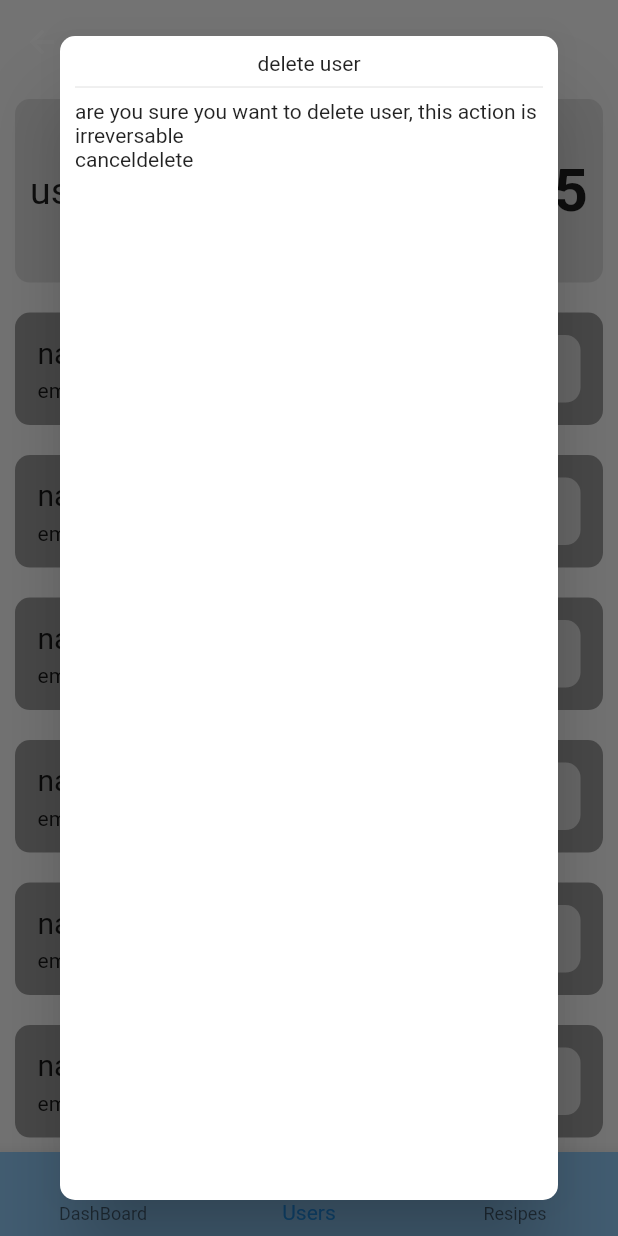
After one commit to abdetaterefe/rabegn_old, a Flutter app: the AdminRoute screen opened by its route, item 2 of the bottom bar chosen, after a tap on the "delete" icon, on a phone screen of 412 x 824 dp. The commit adds this screen. Run offline on Flutter 3.47's test engine with Material 2 defaults, Android fonts, the phone set to English and light mode, and no system bars; our stand-ins replace cached_network_image, cloud_firestore, firebase_auth, firebase_core, form_field_validator, shared_preferences; accounts and stored records are empty.

Commit message:
a fully working dark theme and it remembers the theme, the last commit doesnt and i also built admin dashboard ui

```diff
--- /dev/null
+++ b/lib/screens/admin_dashboards/dashboard.dart
@@ -0,0 +1,179 @@
+import 'package:flutter/material.dart';
+
+class DashBoard extends StatefulWidget {
+  const DashBoard({Key? key}) : super(key: key);
+
+  @override
+  State<DashBoard> createState() => _DashBoardState();
+}
+
+class _DashBoardState extends State<DashBoard> {
+  @override
+  Widget build(BuildContext context) {
+    return Scaffold(
+      appBar: AppBar(
+        title: const Text(
+          'welcome boss',
+          style: TextStyle(
+            fontSize: 20,
+            fontWeight: FontWeight.bold,
+          ),
+        ),
+        backgroundColor: Colors.transparent,
+        elevation: 0,
+        actions: [
+          IconButton(
+            onPressed: () {},
+            icon: const Icon(Icons.logout),
+          ),
+        ],
+      ),
+      body: SafeArea(
+        child: Padding(
+          padding: const EdgeInsets.symmetric(horizontal: 10),
+          child: Column(
+            children: [
+              Expanded(
+                child: Padding(
+                  padding: const EdgeInsets.symmetric(vertical: 10),
+                  child: Container(
+                    padding: const EdgeInsets.all(10),
+                    decoration: BoxDecoration(
+                      color: Colors.grey[300],
+                      borderRadius: BorderRadius.circular(10),
+                    ),
+                    width: MediaQuery.of(context).size.width,
+                    child: Column(
+                      crossAxisAlignment: CrossAxisAlignment.start,
+                      children: [
+                        const Text(
+                          'requests',
+                          style: TextStyle(fontSize: 25),
+                        ),
+                        const SizedBox(
+                          height: 10,
+                        ),
+                        const Spacer(),
+                        Row(
+                          mainAxisAlignment: MainAxisAlignment.spaceBetween,
+                          children: [
+                            Column(
+                              children: const [
+                                Text(
+                                  'monthly',
+                                  style: TextStyle(
+                                    fontSize: 25,
+                                  ),
+                                ),
+                                Text(
+                                  '145',
+                                  style: TextStyle(
+                                    fontSize: 40,
+                                    fontWeight: FontWeight.bold,
+                                  ),
+                                ),
+                              ],
+                            ),
+                            Column(
+                              children: const [
+                                Text(
+                                  'daily',
+                                  style: TextStyle(
+                                    fontSize: 25,
+                                  ),
+                                ),
+                                Text(
+                                  '14',
+                                  style: TextStyle(
+                                    fontSize: 40,
+                                    fontWeight: FontWeight.bold,
+                                  ),
+                                ),
+                              ],
+                            ),
+                          ],
+                        ),
+                      ],
+                    ),
+                  ),
+                ),
+              ),
+              Expanded(
+                child: Padding(
+                  padding: const EdgeInsets.symmetric(vertical: 10),
+                  child: Container(
+                    padding: const EdgeInsets.all(10),
+                    decoration: BoxDecoration(
+                      color: Colors.grey[300],
+                      borderRadius: BorderRadius.circular(10),
+                    ),
+                    width: MediaQuery.of(context).size.width,
+                    child: Column(
+                      crossAxisAlignment: CrossAxisAlignment.start,
+                      children: const [
+                        Text(
+                          'users',
+                          style: TextStyle(fontSize: 25),
+                        ),
+                        SizedBox(
+                          height: 10,
+                        ),
+                        Spacer(),
+                        Align(
+                          alignment: Alignment.bottomRight,
+                          child: Text(
+                            '145',
+                            style: TextStyle(
+                              fontSize: 40,
+                              fontWeight: FontWeight.bold,
+                            ),
+                          ),
+                        ),
+                      ],
+                    ),
+                  ),
+                ),
+              ),
+              Expanded(
+                child: Padding(
+                  padding: const EdgeInsets.symmetric(vertical: 10),
+                  child: Container(
+                    padding: const EdgeInsets.all(10),
+                    decoration: BoxDecoration(
+                      color: Colors.grey[300],
+                      borderRadius: BorderRadius.circular(10),
+                    ),
+                    width: MediaQuery.of(context).size.width,
+                    child: Column(
+                      crossAxisAlignment: CrossAxisAlignment.start,
+                      children: const [
+                        Text(
+                          'recipes',
+                          style: TextStyle(fontSize: 25),
+                        ),
+                        SizedBox(
+                          height: 10,
+                        ),
+                        Spacer(),
+                        Align(
+                          alignment: Alignment.bottomRight,
+                          child: Text(
+                            '17',
+                            style: TextStyle(
+                              fontSize: 40,
+                              fontWeight: FontWeight.bold,
+                            ),
+                          ),
+                        ),
+                      ],
+                    ),
+                  ),
+                ),
+              ),
+            ],
+          ),
+        ),
+      ),
+    );
+  }
+}
--- /dev/null
+++ b/lib/screens/admin_dashboards/users_dashboard.dart
@@ -0,0 +1,168 @@
+import 'package:flutter/material.dart';
+
+class UsersDashBoard extends StatefulWidget {
+  const UsersDashBoard({Key? key}) : super(key: key);
+
+  @override
+  State<UsersDashBoard> createState() => _UsersDashBoardState();
+}
+
+class _UsersDashBoardState extends State<UsersDashBoard> {
+  @override
+  Widget build(BuildContext context) {
+    return Scaffold(
+      appBar: AppBar(
+        title: const Text(
+          'user',
+          style: TextStyle(
+            fontSize: 20,
+            fontWeight: FontWeight.bold,
+          ),
+        ),
+        backgroundColor: Colors.transparent,
+        elevation: 0,
+      ),
+      body: SafeArea(
+        child: Padding(
+          padding: const EdgeInsets.symmetric(horizontal: 10),
+          child: Column(
+            children: [
+              Expanded(
+                flex: 1,
+                child: Padding(
+                  padding: const EdgeInsets.symmetric(vertical: 10),
+                  child: Container(
+                    padding: const EdgeInsets.all(10),
+                    decoration: BoxDecoration(
+                      color: Colors.grey[300],
+                      borderRadius: BorderRadius.circular(10),
+                    ),
+                    width: MediaQuery.of(context).size.width,
+                    child: Row(
+                      crossAxisAlignment: CrossAxisAlignment.center,
+                      children: const [
+                        Text(
+                          'users',
+                          style: TextStyle(fontSize: 25),
+                        ),
+                        SizedBox(
+                          height: 10,
+                        ),
+                        Spacer(),
+                        Text(
+                          '145',
+                          style: TextStyle(
+                            fontSize: 40,
+                            fontWeight: FontWeight.bold,
+                          ),
+                        ),
+                      ],
+                    ),
+                  ),
+                ),
+              ),
+              Expanded(
+                flex: 4,
+                child: ListView.builder(
+                  shrinkWrap: true,
+                  scrollDirection: Axis.vertical,
+                  itemCount: 15,
+                  physics: const ScrollPhysics(parent: null),
+                  itemBuilder: (context, index) {
+                    return Padding(
+                      padding: const EdgeInsets.symmetric(vertical: 10),
+                      child: Container(
+                        padding: const EdgeInsets.all(15),
+                        height: 75,
+                        decoration: BoxDecoration(
+                          color: Colors.grey,
+                          borderRadius: BorderRadius.circular(10),
+                        ),
+                        width: MediaQuery.of(context).size.width,
+                        child: Row(
+                          children: [
+                            Column(
+                              crossAxisAlignment: CrossAxisAlignment.start,
+                              mainAxisAlignment: MainAxisAlignment.spaceBetween,
+                              children: const [
+                                Text(
+                                  'name',
+                                  style: TextStyle(fontSize: 20),
+                                ),
+                                Text('email address of user')
+                              ],
+                            ),
+                            const Spacer(),
+                            Container(
+                              decoration: BoxDecoration(
+                                color: Colors.grey[300],
+                                borderRadius: BorderRadius.circular(10),
+                              ),
+                              child: IconButton(
+                                color: Colors.blue,
+                                onPressed: () {},
+                                icon: const Icon(Icons.edit),
+                              ),
+                            ),
+                            const SizedBox(
+                              width: 10,
+                            ),
+                            Container(
+                              decoration: BoxDecoration(
+                                color: Colors.grey[300],
+                                borderRadius: BorderRadius.circular(10),
+                              ),
+                              child: IconButton(
+                                color: Colors.red,
+                                onPressed: () {
+                                  showDialog(
+                                    context: context,
+                                    builder: (context) {
+                                      return Dialog(
+                                        shape: RoundedRectangleBorder(
+                                          borderRadius:
+                                              BorderRadius.circular(10),
+                                        ),
+                                        child: Container(
+                                          padding: const EdgeInsets.all(10),
+                                          child: Column(
+                                            children: [
+                                              const Text('delete user'),
+                                              const Divider(),
+                                              const Text(
+                                                'are you sure you want to delete user, this action is irreversable',
+                                              ),
+                                              Container(
+                                                alignment:
+                                                    Alignment.centerRight,
+                                                child: Row(
+                                                  children: const [
+                                                    Text('cancel'),
+                                                    Text('delete')
+                                                  ],
+                                                ),
+                                              ),
+                                            ],
+                                          ),
+                                        ),
+                                      );
+                                    },
+                                  );
+                                },
+                                icon: const Icon(Icons.delete),
+                              ),
+                            ),
+                          ],
+                        ),
+                      ),
+                    );
+                  },
+                ),
+              ),
+            ],
+          ),
+        ),
+      ),
+    );
+  }
+}
--- /dev/null
+++ b/lib/screens/admin_route.dart
@@ -0,0 +1,47 @@
+import 'package:flutter/material.dart';
+import 'package:rabegn/screens/admin_dashboards/dashboard.dart';
+import 'package:rabegn/screens/admin_dashboards/recipe_dashboard.dart';
+import 'package:rabegn/screens/admin_dashboards/users_dashboard.dart';
+
+class AdminRoute extends StatefulWidget {
+  @override
+  State<AdminRoute> createState() => _AdminRouteState();
+}
+
+class _AdminRouteState extends State<AdminRoute> {
+  int _currentIndex = 0;
+
+  List pages = [
+    const DashBoard(),
+    const UsersDashBoard(),
+    const RecipesDashBoard(),
+  ];
+
+  @override
+  Widget build(BuildContext context) {
+    return Scaffold(
+      body: pages[_currentIndex],
+      bottomNavigationBar: BottomNavigationBar(
+        backgroundColor: Theme.of(context).backgroundColor,
+        onTap: (value) {
+          setState(() => _currentIndex = value);
+        },
+        currentIndex: _currentIndex,
+        items: const [
+          BottomNavigationBarItem(
+            label: "DashBoard",
+            icon: Icon(Icons.dashboard),
+          ),
+          BottomNavigationBarItem(
+            label: "Users",
+            icon: Icon(Icons.people),
+          ),
+          BottomNavigationBarItem(
+            label: "Resipes",
+            icon: Icon(Icons.outdoor_grill),
+          ),
+        ],
+      ),
+    );
+  }
+}
--- a/lib/services/admin_validator.dart
+++ b/lib/services/admin_validator.dart
@@ -3,7 +3,7 @@ import 'dart:async';
 import 'package:cloud_firestore/cloud_firestore.dart';
 import 'package:firebase_auth/firebase_auth.dart';
 import 'package:flutter/material.dart';
-import 'package:rabegn/screens/admin_profile.dart';
+import 'package:rabegn/screens/admin_route.dart';
 import 'package:rabegn/screens/main_screen.dart';
 
 class AdminValidator extends StatefulWidget {
@@ -38,7 +38,7 @@ class _AdminValidatorState extends State<AdminValidator> {
     if (role == 'user') {
       navigateNext(const MainScreen());
     } else if (role == 'admin') {
-      navigateNext(const AdminProfileScreen());
+      navigateNext(AdminRoute());
     }
   }
 
--- a/lib/shared_preference_helper.dart
+++ /dev/null
@@ -1,24 +0,0 @@
-import 'package:shared_preferences/shared_preferences.dart';
-
-class SharedPreferenceHelper {
-  Future<SharedPreferences>? _sharedPreference;
-  static const String is_dark_mode = "is_dark_mode";
-  static const String language_code = "language_code";
-
-  SharedPreferenceHelper() {
-    _sharedPreference = SharedPreferences.getInstance();
-  }
-
-  //Theme module
-  Future<void> changeTheme(bool value) {
-    return _sharedPreference!.then((prefs) {
-      return prefs.setBool(is_dark_mode, value);
-    });
-  }
-
-  Future<bool> get isDarkMode {
-    return _sharedPreference!.then((prefs) {
-      return prefs.getBool(is_dark_mode) ?? false;
-    });
-  }
-}
--- /dev/null
+++ b/lib/themes/themes.dart
@@ -0,0 +1,30 @@
+import 'package:flutter/material.dart';
+
+//LightTheme
+ThemeData lightTheme = ThemeData(
+  brightness: Brightness.light,
+  primaryColor: Colors.white,
+  textTheme: lightTextTheme,
+);
+
+TextStyle lightTextStyle = const TextStyle(
+  fontSize: 20,
+  color: Colors.black,
+);
+TextTheme lightTextTheme = TextTheme(
+  bodyText1: lightTextStyle,
+);
+
+//DarkTheme
+ThemeData darkTheme = ThemeData(
+  brightness: Brightness.dark,
+  primaryColor: Colors.black,
+);
+
+TextStyle darkTextStyle = const TextStyle(
+  fontSize: 20,
+  color: Colors.white,
+);
+TextTheme darkTextTheme = TextTheme(
+  bodyText1: lightTextStyle,
+);
```
Also changed, not shown: lib/main.dart (+9 -10 lines), lib/provider/theme_provider.dart (+17 -20 lines), lib/screens/admin_dashboards/recipe_dashboard.dart (added, +161 -0 lines), lib/screens/admin_profile.dart (deleted, +0 -14 lines), lib/screens/profile_screen.dart (+11 -13 lines).
